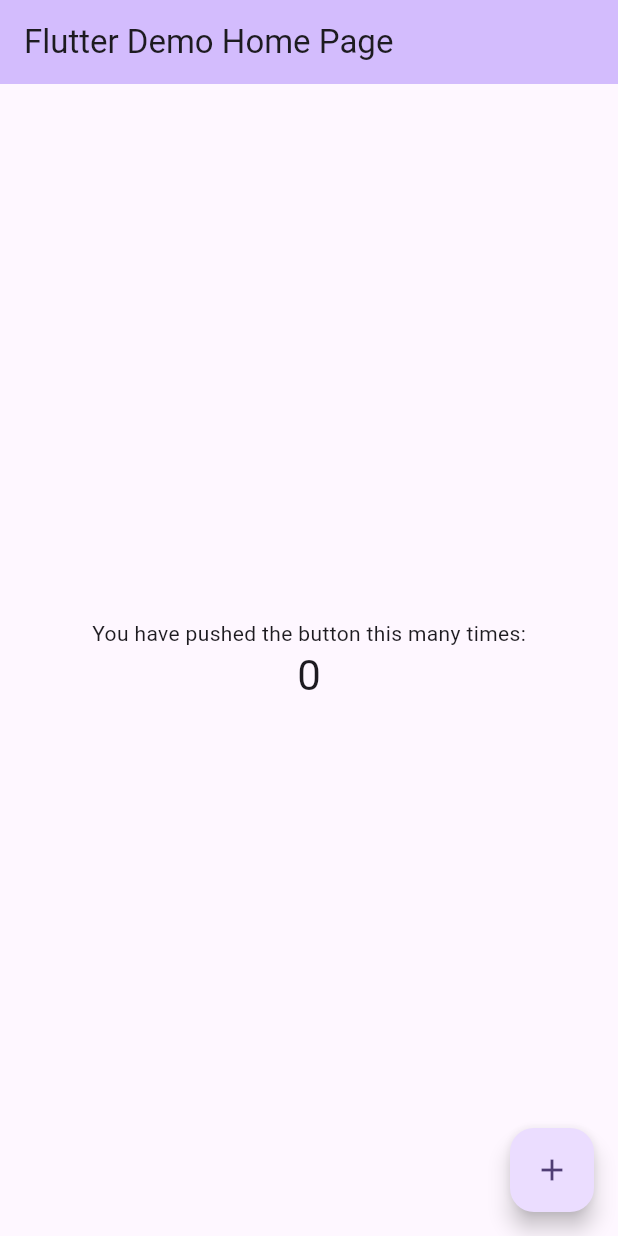
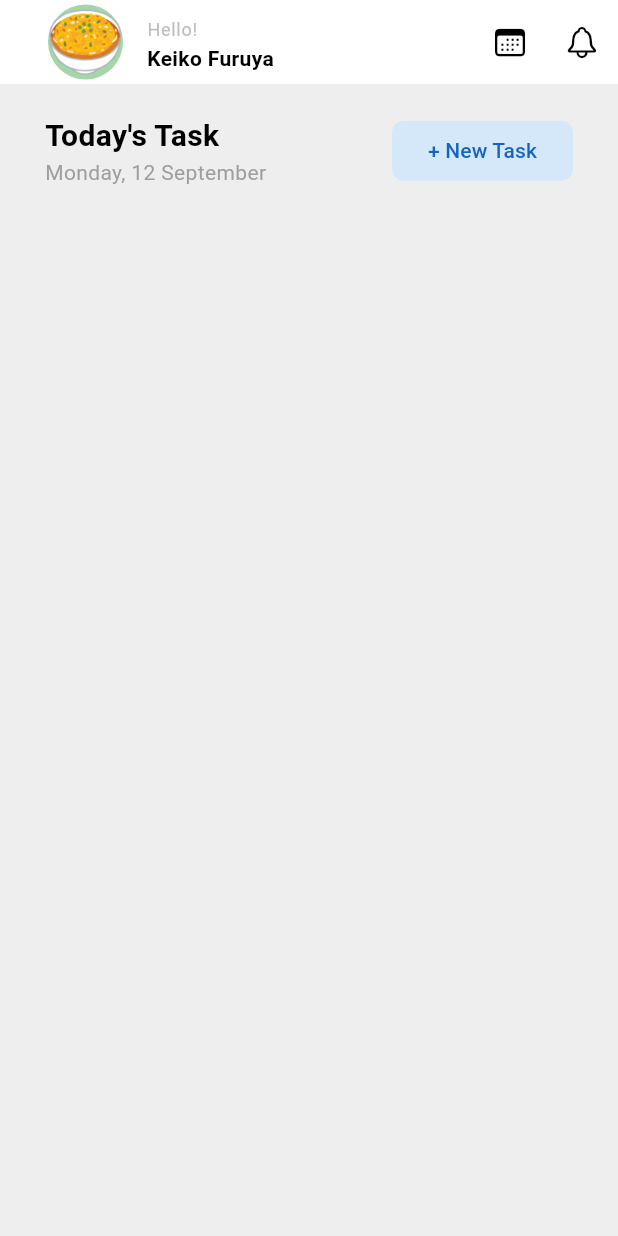
Before and after one commit to kkkkkkeiko/flutter_study, a Flutter app: the screen it shows after launch, on a phone screen of 412 x 824 dp. Run offline on Flutter 3.47's test engine with Material 3 defaults, Android fonts, the phone set to English and light mode, and no system bars; our stand-ins replace gap.

Commit message:
feat: ホーム画面作成

```diff
--- a/lib/main.dart
+++ b/lib/main.dart
@@ -1,122 +1,104 @@
 import 'package:flutter/material.dart';
+import 'package:flutter/cupertino.dart';
+import 'package:gap/gap.dart';
 
 void main() {
-  runApp(const MyApp());
+  runApp(
+    MaterialApp(
+      debugShowCheckedModeBanner: false,
+      title: 'Flutter Demo',
+      theme: ThemeData(),
+      home: const HomePage(),
+    ),
+  );
 }
 
-class MyApp extends StatelessWidget {
-  const MyApp({super.key});
-
-  // This widget is the root of your application.
-  @override
-  Widget build(BuildContext context) {
-    return MaterialApp(
-      title: 'Flutter Demo',
-      theme: ThemeData(
-        // This is the theme of your application.
-        //
-        // TRY THIS: Try running your application with "flutter run". You'll see
-        // the application has a purple toolbar. Then, without quitting the app,
-        // try changing the seedColor in the colorScheme below to Colors.green
-        // and then invoke "hot reload" (save your changes or press the "hot
-        // reload" button in a Flutter-supported IDE, or press "r" if you used
-        // the command line to start the app).
-        //
-        // Notice that the counter didn't reset back to zero; the application
-        // state is not lost during the reload. To reset the state, use hot
-        // restart instead.
-        //
-        // This works for code too, not just values: Most code changes can be
-        // tested with just a hot reload.
-        colorScheme: ColorScheme.fromSeed(seedColor: Colors.deepPurple),
-      ),
-      home: const MyHomePage(title: 'Flutter Demo Home Page'),
-    );
-  }
-}
-
-class MyHomePage extends StatefulWidget {
-  const MyHomePage({super.key, required this.title});
-
-  // This widget is the home page of your application. It is stateful, meaning
-  // that it has a State object (defined below) that contains fields that affect
-  // how it looks.
-
-  // This class is the configuration for the state. It holds the values (in this
-  // case the title) provided by the parent (in this case the App widget) and
-  // used by the build method of the State. Fields in a Widget subclass are
-  // always marked "final".
-
-  final String title;
-
-  @override
-  State<MyHomePage> createState() => _MyHomePageState();
-}
-
-class _MyHomePageState extends State<MyHomePage> {
-  int _counter = 0;
-
-  void _incrementCounter() {
-    setState(() {
-      // This call to setState tells the Flutter framework that something has
-      // changed in this State, which causes it to rerun the build method below
-      // so that the display can reflect the updated values. If we changed
-      // _counter without calling setState(), then the build method would not be
-      // called again, and so nothing would appear to happen.
-      _counter++;
-    });
-  }
+class HomePage extends StatelessWidget {
+  const HomePage({Key? key}) : super(key: key);
 
   @override
   Widget build(BuildContext context) {
-    // This method is rerun every time setState is called, for instance as done
-    // by the _incrementCounter method above.
-    //
-    // The Flutter framework has been optimized to make rerunning build methods
-    // fast, so that you can just rebuild anything that needs updating rather
-    // than having to individually change instances of widgets.
     return Scaffold(
+      backgroundColor: Colors.grey.shade200,
       appBar: AppBar(
-        // TRY THIS: Try changing the color here to a specific color (to
-        // Colors.amber, perhaps?) and trigger a hot reload to see the AppBar
-        // change color while the other colors stay the same.
-        backgroundColor: Theme.of(context).colorScheme.inversePrimary,
-        // Here we take the value from the MyHomePage object that was created by
-        // the App.build method, and use it to set our appbar title.
-        title: Text(widget.title),
+        backgroundColor: Colors.white,
+        foregroundColor: Colors.black,
+        elevation: 0,
+        title: ListTile(
+          leading: CircleAvatar(
+            backgroundColor: Colors.green[200],
+            radius: 25,
+            child: Image.asset('assets/tenshin.png'),
           ),
-      body: Center(
-        // Center is a layout widget. It takes a single child and positions it
-        // in the middle of the parent.
+          title: Text(
+            'Hello!',
+            style: TextStyle(fontSize: 12, color: Colors.grey.shade400),
+          ),
+          subtitle: Text(
+            'Keiko Furuya',
+            style: TextStyle(fontWeight: FontWeight.bold, color: Colors.black),
+          ),
+        ),
+        actions: [
+          IconButton(
+            onPressed: () {},
+            icon: const Icon(CupertinoIcons.calendar),
+          ),
+          IconButton(onPressed: () {}, icon: const Icon(CupertinoIcons.bell)),
+        ],
+      ),
+      body: SingleChildScrollView(
+        child: Padding(
+          padding: const EdgeInsets.symmetric(horizontal: 30),
           child: Column(
-          // Column is also a layout widget. It takes a list of children and
-          // arranges them vertically. By default, it sizes itself to fit its
-          // children horizontally, and tries to be as tall as its parent.
-          //
-          // Column has various properties to control how it sizes itself and
-          // how it positions its children. Here we use mainAxisAlignment to
-          // center the children vertically; the main axis here is the vertical
-          // axis because Columns are vertical (the cross axis would be
-          // horizontal).
-          //
-          // TRY THIS: Invoke "debug painting" (choose the "Toggle Debug Paint"
-          // action in the IDE, or press "p" in the console), to see the
-          // wireframe for each widget.
-          mainAxisAlignment: MainAxisAlignment.center,
-          children: <Widget>[
-            const Text('You have pushed the button this many times:'),
+            children: [
+              const Gap(20),
+              Row(
+                mainAxisAlignment: MainAxisAlignment.spaceBetween,
+                children: [
+                  Column(
+                    crossAxisAlignment: CrossAxisAlignment.start,
+                    children: [
                       Text(
-              '$_counter',
-              style: Theme.of(context).textTheme.headlineMedium,
+                        'Today\'s Task',
+                        style: TextStyle(
+                          fontSize: 20,
+                          fontWeight: FontWeight.bold,
+                          color: Colors.black,
+                        ),
+                      ),
+                      Text(
+                        'Monday, 12 September',
+                        style: TextStyle(color: Colors.grey),
+                      ),
+                    ],
+                  ),
+                  ElevatedButton(
+                    style: ElevatedButton.styleFrom(
+                      backgroundColor: const Color(0xFFD5E8FA),
+                      foregroundColor: Colors.blue.shade800,
+                      elevation: 0,
+                      shape: RoundedRectangleBorder(
+                        borderRadius: BorderRadius.circular(8),
+                      ),
+                    ),
+                    onPressed:
+                        () => showModalBottomSheet(
+                          isScrollControlled: true,
+                          shape: RoundedRectangleBorder(
+                            borderRadius: BorderRadius.circular(16),
+                          ),
+                          context: context,
+                          builder: (context) => Container(),
+                        ),
+                    child: const Text('+ New Task'),
+                  ),
+                ],
               ),
             ],
           ),
         ),
-      floatingActionButton: FloatingActionButton(
-        onPressed: _incrementCounter,
-        tooltip: 'Increment',
-        child: const Icon(Icons.add),
-      ), // This trailing comma makes auto-formatting nicer for build methods.
+      ),
     );
   }
 }
```
Also changed, not shown: pubspec.yaml (+5 -5 lines), assets/profile.png (added), assets/tenshin.png (added), pubspec.lock. Lines whose indentation alone changed are shown as unchanged.
